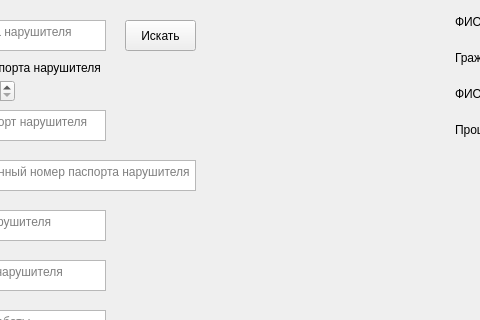
First picture: the form in administrative_18_37/interface_form_18_37.ui, repository ZinchenkoEgor0205/customs, before the edit; both pictures show x 375 to 855 and y 0 to 320 of the 1318 by 869 pixel window.
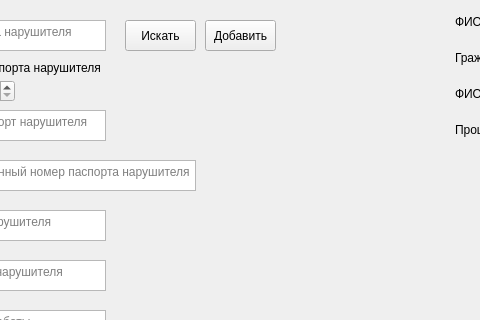
Second picture: the form after the edit.

What changed in the file:
```diff
--- a/administrative_18_37/interface_form_18_37.ui
+++ b/administrative_18_37/interface_form_18_37.ui
@@ -940,6 +940,34 @@
     <bool>false</bool>
    </property>
   </widget>
+  <widget class="QPushButton" name="criminal_add_btn">
+   <property name="geometry">
+    <rect>
+     <x>580</x>
+     <y>20</y>
+     <width>71</width>
+     <height>31</height>
+    </rect>
+   </property>
+   <property name="acceptDrops">
+    <bool>false</bool>
+   </property>
+   <property name="text">
+    <string>Добавить</string>
+   </property>
+   <property name="autoRepeat">
+    <bool>false</bool>
+   </property>
+   <property name="autoDefault">
+    <bool>true</bool>
+   </property>
+   <property name="default">
+    <bool>false</bool>
+   </property>
+   <property name="flat">
+    <bool>false</bool>
+   </property>
+  </widget>
  </widget>
  <tabstops>
   <tabstop>criminal_name_field</tabstop>
```
Left out of the diff: 2 changed lines with no effect on the pictures.
